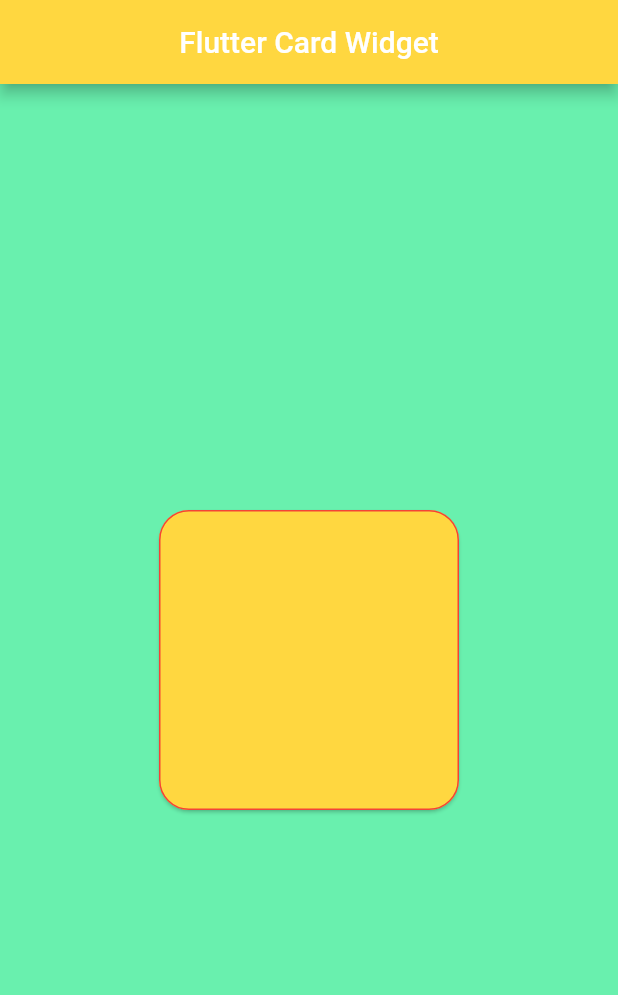
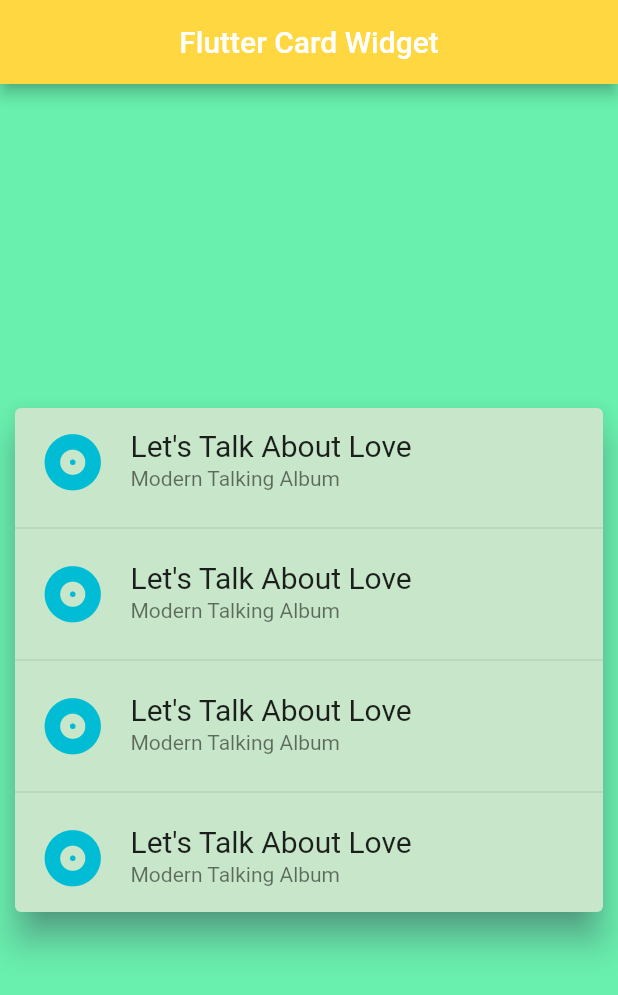
Before and after one commit to mdmanik74/Flutter-Day, a Flutter app: the screen it shows after launch, on a phone screen of 412 x 824 dp. Shown: the top 995 px of the screen. Run offline on Flutter 3.47's test engine with Material 2 defaults, Android fonts, the phone set to English and light mode, and no system bars.

Commit message:
simple Card  ui

```diff
--- a/lib/source/card_widget.dart
+++ b/lib/source/card_widget.dart
@@ -14,16 +14,63 @@ class _CardWidgetsState extends State<CardWidgets> {
   Widget build(BuildContext context) {
     return Center(
       child: Card(
-        color: Colors.amberAccent,
-        shadowColor: Colors.black87,
-        shape: RoundedRectangleBorder(
-          borderRadius: BorderRadius.circular(20),
-          side: const BorderSide(color: Colors.red),
-        ),
-        child: Container(
-          height: 200,
-          width: 200,
-        ),
+        margin: const EdgeInsets.all(10),
+        color: Colors.green[100],
+        shadowColor: Colors.blueGrey,
+        elevation: 10,
+        child: const Column(mainAxisSize: MainAxisSize.min, children: [
+          ListTile(
+            leading: Icon(
+              Icons.album,
+              color: Colors.cyan,
+              size: 45,
+            ),
+            title: Text(
+              "Let's Talk About Love",
+              style: TextStyle(fontSize: 20),
+            ),
+            subtitle: Text('Modern Talking Album'),
+          ),
+          Divider(),
+          ListTile(
+            leading: Icon(
+              Icons.album,
+              color: Colors.cyan,
+              size: 45,
+            ),
+            title: Text(
+              "Let's Talk About Love",
+              style: TextStyle(fontSize: 20),
+            ),
+            subtitle: Text('Modern Talking Album'),
+          ),
+          Divider(),
+          ListTile(
+            leading: Icon(
+              Icons.album,
+              color: Colors.cyan,
+              size: 45,
+            ),
+            title: Text(
+              "Let's Talk About Love",
+              style: TextStyle(fontSize: 20),
+            ),
+            subtitle: Text('Modern Talking Album'),
+          ),
+          Divider(),
+          ListTile(
+            leading: Icon(
+              Icons.album,
+              color: Colors.cyan,
+              size: 45,
+            ),
+            title: Text(
+              "Let's Talk About Love",
+              style: TextStyle(fontSize: 20),
+            ),
+            subtitle: Text('Modern Talking Album'),
+          ),
+        ]),
       ),
     );
   }
```
